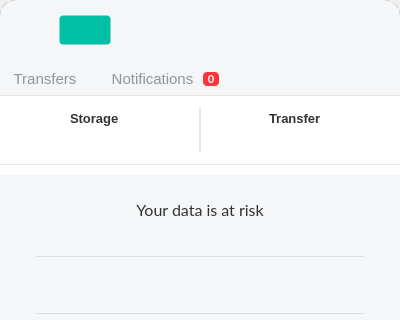
The window that src/MEGASync/gui/macx/InfoDialog.ui (meganz/MEGAsync) describes before a commit, drawn with Qt 5; both pictures show x 0 to 400 and y 0 to 320 of the 400 by 564 pixel window.
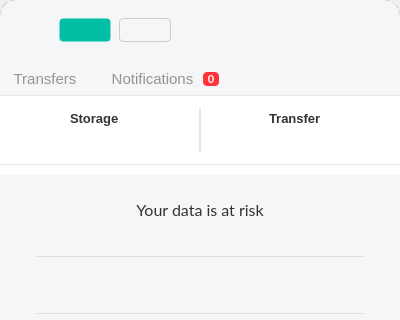
The same window after the commit. Icons and pictures are not drawn. Custom widgets are drawn as their Qt base class.

Commit message: SNC-5182. Add a Create Sync button.

```diff
--- a/src/MEGASync/gui/macx/InfoDialog.ui
+++ b/src/MEGASync/gui/macx/InfoDialog.ui
@@ -93,6 +93,33 @@
 #bUpgrade::disabled
 {
 background-color: #00BFA54D;
+}
+
+#bCreateSync
+{
+font-family: Inter;
+font-size: 12px;
+line-height: 18px;
+border: 1px solid #CDCDCD;
+border-radius: 4px;
+padding: 4px 8px;
+image-position: right;
+text-align: left;
+}
+
+#bCreateSync::hover
+{
+background-color:  #FAFAFA;
+}
+
+#bCreateSync::pressed
+{
+background-color: #FFFFFF;
+}
+
+#bCreateSync::disabled
+{
+background-color: #FFFFFF;
 }</string>
   </property>
   <property name="sizeGripEnabled">
@@ -252,7 +279,7 @@
               </property>
               <layout class="QHBoxLayout" name="horizontalLayout">
                <property name="spacing">
-                <number>16</number>
+                <number>8</number>
                </property>
                <property name="leftMargin">
                 <number>15</number>
@@ -276,18 +303,34 @@
                  </property>
                 </widget>
                </item>
+               <item>
+                <spacer name="horizontalSpacer_16">
+                 <property name="orientation">
+                  <enum>Qt::Horizontal</enum>
+                 </property>
+                 <property name="sizeType">
+                  <enum>QSizePolicy::Fixed</enum>
+                 </property>
+                 <property name="sizeHint" stdset="0">
+                  <size>
+                   <width>8</width>
+                   <height>20</height>
+                  </size>
+                 </property>
+                </spacer>
+               </item>
                <item>
                 <widget class="QPushButton" name="bUpgrade">
                  <property name="minimumSize">
                   <size>
                    <width>0</width>
-                   <height>30</height>
+                   <height>24</height>
                   </size>
                  </property>
                  <property name="maximumSize">
                   <size>
                    <width>16777215</width>
-                   <height>30</height>
+                   <height>24</height>
                   </size>
                  </property>
                  <property name="cursor">
@@ -302,6 +345,37 @@
                  <property name="text">
                   <string/>
                  </property>
+                 <property name="flat">
+                  <bool>true</bool>
+                 </property>
+                </widget>
+               </item>
+               <item>
+                <widget class="QPushButton" name="bCreateSync">
+                 <property name="minimumSize">
+                  <size>
+                   <width>0</width>
+                   <height>24</height>
+                  </size>
+                 </property>
+                 <property name="maximumSize">
+                  <size>
+                   <width>16777215</width>
+                   <height>24</height>
+                  </size>
+                 </property>
+                 <property name="cursor">
+                  <cursorShape>PointingHandCursor</cursorShape>
+                 </property>
+                 <property name="mouseTracking">
+                  <bool>true</bool>
+                 </property>
+                 <property name="styleSheet">
+                  <string notr="true"/>
+                 </property>
+                 <property name="text">
+                  <string notr="true"/>
+                 </property>
                  <property name="icon">
                   <iconset resource="../Resources_macx.qrc">
                    <normaloff>:/images/star-spark.svg</normaloff>:/images/star-spark.svg</iconset>
```
Left out of the diff: 101 changed lines with no effect on the pictures. The commit also changes 25 other files.
